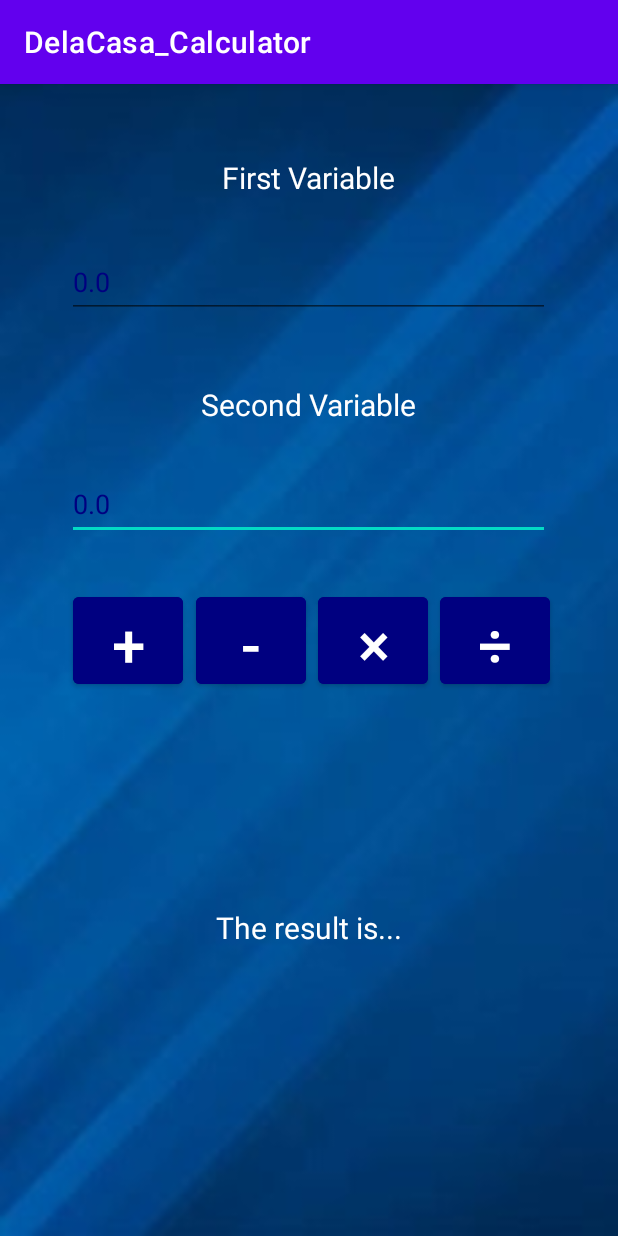
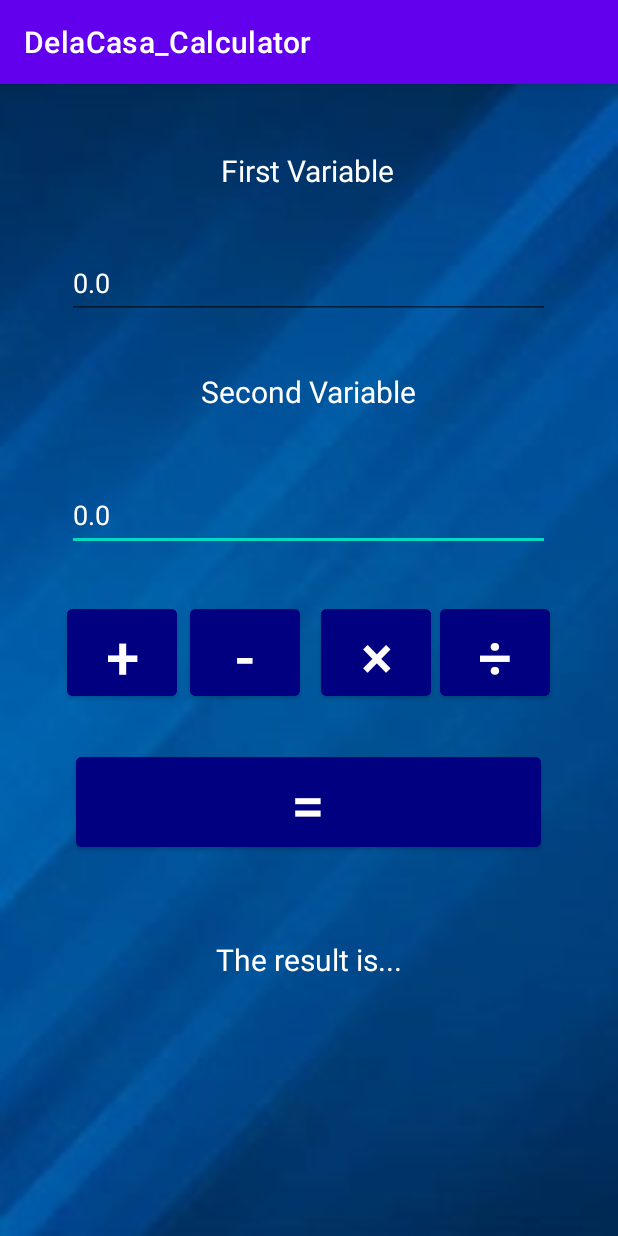
Before and after one commit to 4NGELIC4dc/DelaCasa_TurnBasedGame, an Android app: the screen it shows after launch (MainActivity), on a phone screen of 412 x 824 dp. Run offline under Robolectric (Android 15) with nearby library versions, the phone set to English and light mode, and no system bars.

Commit message:
added "=" on calculator

```diff
--- a/DelaCasa_Calculator/app/src/main/res/layout/activity_main.xml
+++ b/DelaCasa_Calculator/app/src/main/res/layout/activity_main.xml
@@ -8,80 +8,93 @@
     tools:context=".MainActivity">
 
     <Button
-        android:id="@+id/button"
+        android:id="@+id/btnAddition"
         android:layout_width="73dp"
         android:layout_height="70dp"
-        android:layout_marginStart="4dp"
-        android:layout_marginTop="32dp"
         android:backgroundTint="@color/navyBlue"
         android:text="+"
         android:textColor="@color/white"
         android:textSize="40sp"
-        app:layout_constraintStart_toStartOf="@+id/editTextNumberDecimal"
-        app:layout_constraintTop_toBottomOf="@+id/editTextNumberDecimal" />
+        app:layout_constraintBottom_toTopOf="@+id/btnEquals"
+        app:layout_constraintEnd_toEndOf="parent"
+        app:layout_constraintHorizontal_bias="0.0"
+        app:layout_constraintStart_toStartOf="@+id/editSecondVariable"
+        app:layout_constraintTop_toBottomOf="@+id/editSecondVariable"
+        app:layout_constraintVertical_bias="0.538" />
 
     <Button
-        android:id="@+id/button2"
+        android:id="@+id/btnMultiplication"
         android:layout_width="73dp"
         android:layout_height="70dp"
-        android:layout_marginEnd="8dp"
         android:backgroundTint="@color/navyBlue"
         android:text="×"
         android:textColor="@color/white"
         android:textSize="40sp"
-        app:layout_constraintEnd_toStartOf="@+id/button4"
-        app:layout_constraintTop_toTopOf="@+id/button3" />
+        app:layout_constraintBottom_toBottomOf="@+id/btnSubtraction"
+        app:layout_constraintEnd_toEndOf="parent"
+        app:layout_constraintHorizontal_bias="0.1"
+        app:layout_constraintStart_toEndOf="@+id/btnSubtraction"
+        app:layout_constraintTop_toBottomOf="@+id/editSecondVariable"
+        app:layout_constraintVertical_bias="1.0" />
 
     <Button
-        android:id="@+id/button3"
+        android:id="@+id/btnSubtraction"
         android:layout_width="73dp"
         android:layout_height="70dp"
         android:backgroundTint="@color/navyBlue"
         android:text="-"
         android:textColor="@color/white"
         android:textSize="40sp"
-        app:layout_constraintEnd_toStartOf="@+id/button2"
-        app:layout_constraintStart_toEndOf="@+id/button"
-        app:layout_constraintTop_toTopOf="@+id/button" />
+        app:layout_constraintBottom_toBottomOf="@+id/btnAddition"
+        app:layout_constraintEnd_toEndOf="parent"
+        app:layout_constraintHorizontal_bias="0.04"
+        app:layout_constraintStart_toEndOf="@+id/btnAddition"
+        app:layout_constraintTop_toBottomOf="@+id/editSecondVariable"
+        app:layout_constraintVertical_bias="1.0" />
 
     <Button
-        android:id="@+id/button4"
+        android:id="@+id/btnDivision"
         android:layout_width="73dp"
         android:layout_height="70dp"
         android:backgroundTint="@color/navyBlue"
         android:text="÷"
         android:textColor="@color/white"
         android:textSize="40sp"
-        app:layout_constraintEnd_toEndOf="@+id/editTextNumberDecimal"
-        app:layout_constraintTop_toTopOf="@+id/button2" />
+        app:layout_constraintBottom_toBottomOf="@+id/btnMultiplication"
+        app:layout_constraintEnd_toEndOf="@+id/editSecondVariable"
+        app:layout_constraintHorizontal_bias="1.0"
+        app:layout_constraintStart_toEndOf="@+id/btnMultiplication"
+        app:layout_constraintTop_toTopOf="@+id/btnMultiplication"
+        app:layout_constraintVertical_bias="0.0" />
 
     <EditText
-        android:id="@+id/editTextNumberDecimal"
+        android:id="@+id/editSecondVariable"
         android:layout_width="322dp"
         android:layout_height="48dp"
-        android:layout_marginTop="256dp"
         android:ems="10"
         android:inputType="numberDecimal"
         android:text="0.0"
-        android:textColor="@color/navyBlue"
-        app:layout_constraintEnd_toEndOf="parent"
-        app:layout_constraintHorizontal_bias="0.494"
-        app:layout_constraintStart_toStartOf="parent"
-        app:layout_constraintTop_toTopOf="parent" />
+        android:textColor="@color/white"
+        app:layout_constraintBottom_toBottomOf="parent"
+        app:layout_constraintEnd_toEndOf="@+id/textView4"
+        app:layout_constraintHorizontal_bias="0.505"
+        app:layout_constraintStart_toStartOf="@+id/textView4"
+        app:layout_constraintTop_toBottomOf="@+id/textView4"
+        app:layout_constraintVertical_bias="0.089" />
 
     <EditText
-        android:id="@+id/editTextNumberDecimal2"
+        android:id="@+id/editFirstVariable"
         android:layout_width="322dp"
         android:layout_height="48dp"
-        android:layout_marginTop="108dp"
         android:ems="10"
         android:inputType="numberDecimal"
         android:text="0.0"
-        android:textColor="@color/navyBlue"
-        app:layout_constraintEnd_toEndOf="@+id/editTextNumberDecimal"
-        app:layout_constraintHorizontal_bias="0.0"
-        app:layout_constraintStart_toStartOf="@+id/editTextNumberDecimal"
-        app:layout_constraintTop_toTopOf="parent" />
+        android:textColor="@color/white"
+        app:layout_constraintBottom_toBottomOf="parent"
+        app:layout_constraintEnd_toEndOf="@+id/textView3"
+        app:layout_constraintStart_toStartOf="@+id/textView3"
+        app:layout_constraintTop_toBottomOf="@+id/textView3"
+        app:layout_constraintVertical_bias="0.058" />
 
     <TextView
         android:id="@+id/textView3"
@@ -90,24 +103,26 @@
         android:text="@string/firstVariable"
         android:textColor="@color/white"
         android:textSize="20sp"
-        app:layout_constraintBottom_toTopOf="@+id/editTextNumberDecimal2"
-        app:layout_constraintEnd_toEndOf="@+id/editTextNumberDecimal2"
-        app:layout_constraintHorizontal_bias="0.502"
-        app:layout_constraintStart_toStartOf="@+id/editTextNumberDecimal2"
+        app:layout_constraintBottom_toBottomOf="parent"
+        app:layout_constraintEnd_toEndOf="parent"
+        app:layout_constraintHorizontal_bias="0.498"
+        app:layout_constraintStart_toStartOf="parent"
         app:layout_constraintTop_toTopOf="parent"
-        app:layout_constraintVertical_bias="0.603" />
+        app:layout_constraintVertical_bias="0.059" />
 
     <TextView
         android:id="@+id/textView5"
         android:layout_width="wrap_content"
         android:layout_height="wrap_content"
-        android:layout_marginBottom="192dp"
         android:text="@string/result"
         android:textColor="@color/white"
         android:textSize="20sp"
         app:layout_constraintBottom_toBottomOf="parent"
-        app:layout_constraintEnd_toEndOf="parent"
-        app:layout_constraintStart_toStartOf="parent" />
+        app:layout_constraintEnd_toEndOf="@+id/btnEquals"
+        app:layout_constraintHorizontal_bias="0.502"
+        app:layout_constraintStart_toStartOf="@+id/btnEquals"
+        app:layout_constraintTop_toBottomOf="@+id/btnEquals"
+        app:layout_constraintVertical_bias="0.245" />
 
     <TextView
         android:id="@+id/textView4"
@@ -116,11 +131,25 @@
         android:text="@string/secondVariable"
         android:textColor="@color/white"
         android:textSize="20sp"
-        app:layout_constraintBottom_toTopOf="@+id/editTextNumberDecimal"
-        app:layout_constraintEnd_toEndOf="@+id/editTextNumberDecimal"
-        app:layout_constraintStart_toStartOf="@+id/editTextNumberDecimal"
-        app:layout_constraintTop_toBottomOf="@+id/editTextNumberDecimal2"
-        app:layout_constraintVertical_bias="0.607" />
+        app:layout_constraintBottom_toBottomOf="parent"
+        app:layout_constraintEnd_toEndOf="@+id/editFirstVariable"
+        app:layout_constraintStart_toStartOf="@+id/editFirstVariable"
+        app:layout_constraintTop_toBottomOf="@+id/editFirstVariable"
+        app:layout_constraintVertical_bias="0.059" />
+
+    <Button
+        android:id="@+id/btnEquals"
+        android:layout_width="310dp"
+        android:layout_height="72dp"
+        android:backgroundTint="@color/navyBlue"
+        android:text="="
+        android:textColor="@color/white"
+        android:textSize="40sp"
+        app:layout_constraintBottom_toBottomOf="parent"
+        app:layout_constraintEnd_toEndOf="@+id/btnDivision"
+        app:layout_constraintStart_toStartOf="@+id/btnAddition"
+        app:layout_constraintTop_toBottomOf="@+id/editSecondVariable"
+        app:layout_constraintVertical_bias="0.341" />
 
 
 </androidx.constraintlayout.widget.ConstraintLayout>
```
